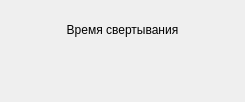
Old version of the form choisedialog/ko1.ui in the repository krang4d/Agrekola.
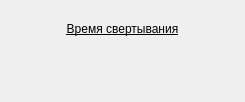
New version of the form. Custom widgets are drawn as their Qt base class.

```diff
--- a/choisedialog/ko1.ui
+++ b/choisedialog/ko1.ui
@@ -23,7 +23,7 @@
       </sizepolicy>
      </property>
      <property name="text">
-      <string>Время свертывания</string>
+      <string>&lt;html&gt;&lt;head/&gt;&lt;body&gt;&lt;p&gt;&lt;span style=&quot; text-decoration: underline;&quot;&gt;Время свертывания&lt;/span&gt;&lt;/p&gt;&lt;/body&gt;&lt;/html&gt;</string>
      </property>
      <property name="alignment">
       <set>Qt::AlignCenter</set>
```
